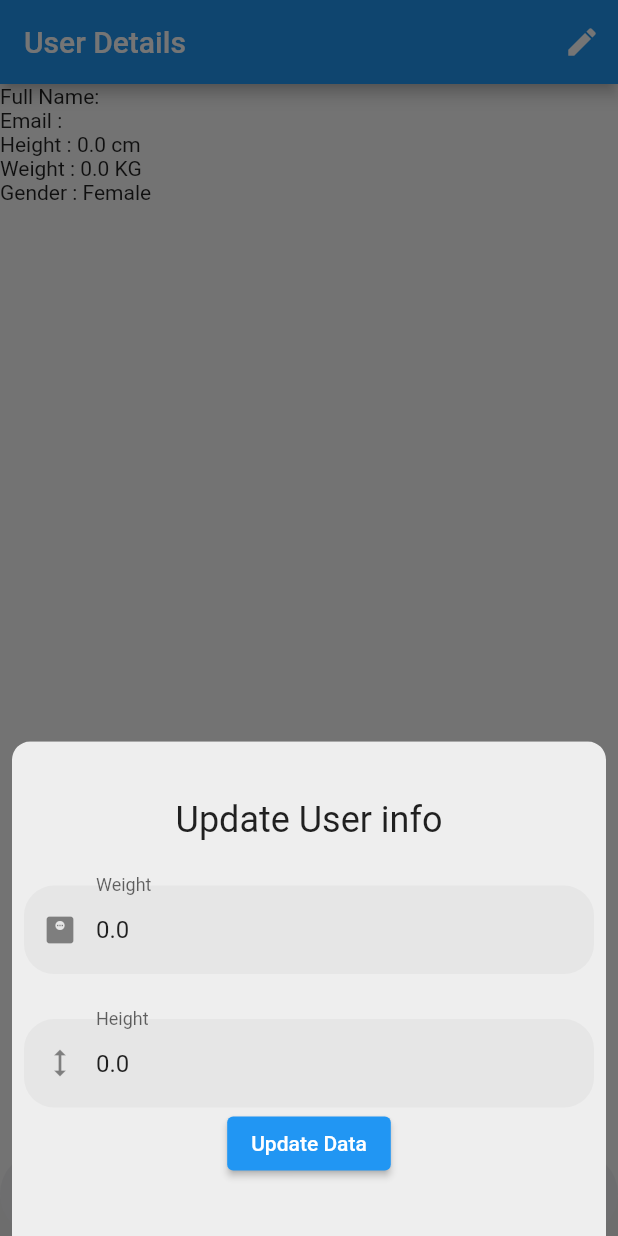
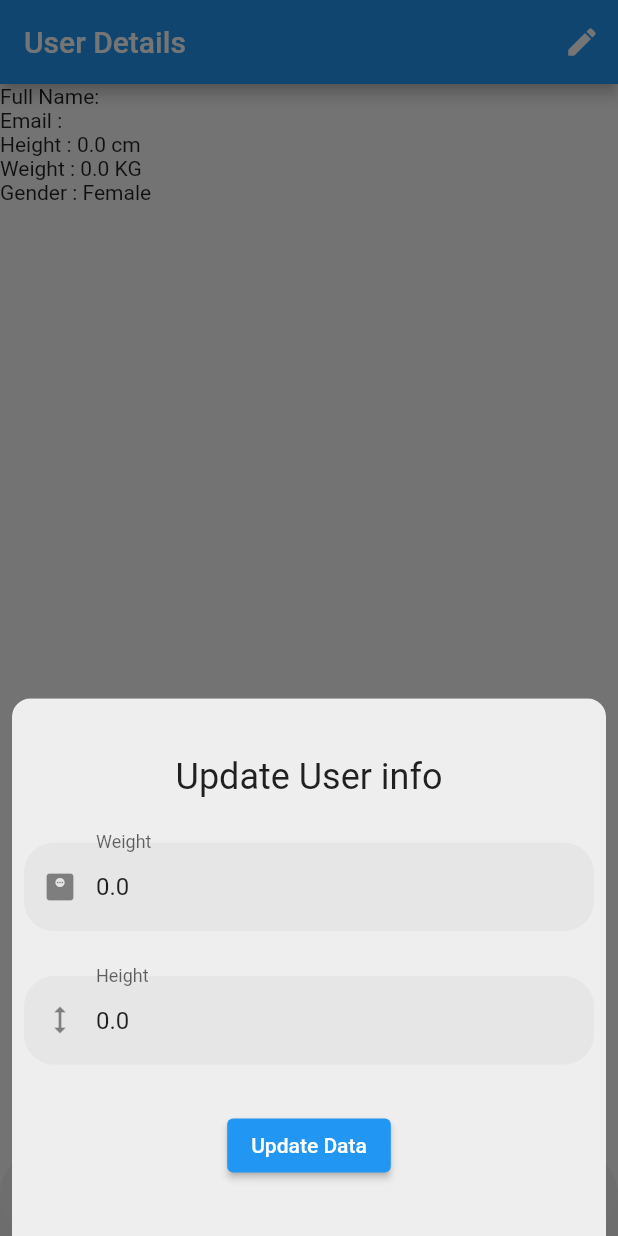
Before and after one commit to SumayaSiddique/Care_4_U_project, a Flutter app: the screen it shows once a user with an empty profile is signed in, item 4 of the bottom bar chosen, after a tap on the "edit" icon, on a phone screen of 412 x 824 dp. Run offline on Flutter 3.47's test engine with Material 2 defaults, Android fonts, the phone set to English and light mode, and no system bars; drawn by our look-alikes of persistent_bottom_nav_bar; our stand-ins replace carousel_slider, cloud_firestore, firebase_auth, firebase_core, flutter_svg, font_awesome_flutter and 8 more; accounts and stored records are empty; network calls fail; Roboto replaces fonts that are missing (SF Pro Rounded); project files that could hold a hidden picture were left out.

Commit message:
user details updating on firestore

```diff
--- a/care_4_u_project/lib/Screens/UserDetails/UserDetails.dart
+++ b/care_4_u_project/lib/Screens/UserDetails/UserDetails.dart
@@ -10,9 +10,14 @@ import 'package:get/get.dart';
 class UserDetails extends StatelessWidget {
   final CollectionReference users =
       FirebaseFirestore.instance.collection('users');
-  double height = 0;
 
   late Usermodel usermodel;
+
+  final Stream<DocumentSnapshot<Map<String, dynamic>>> _userDocument =
+      FirebaseFirestore.instance
+          .collection('users')
+          .doc(FirebaseAuth.instance.currentUser!.uid)
+          .snapshots();
 
   @override
   Widget build(BuildContext context) {
@@ -39,8 +44,9 @@ class UserDetails extends StatelessWidget {
       body: SingleChildScrollView(
         child: Column(
           children: [
-            FutureBuilder<DocumentSnapshot>(
-              future: users.doc(FirebaseAuth.instance.currentUser!.uid).get(),
+            StreamBuilder<DocumentSnapshot>(
+              // stream: _userDocument,
+              stream: _userDocument,
               builder: (BuildContext context,
                   AsyncSnapshot<DocumentSnapshot> snapshot) {
                 if (snapshot.hasError) {
@@ -51,20 +57,20 @@ class UserDetails extends StatelessWidget {
                   return Text("Document does not exist");
                 }
 
-                if (snapshot.connectionState == ConnectionState.done) {
-                  Map<String, dynamic> data =
-                      snapshot.data!.data() as Map<String, dynamic>;
+                if (snapshot.connectionState == ConnectionState.active) {
                   Usermodel usermodel = Usermodel(
-                    fullName: data['name'],
-                    email: data['email'],
+                    fullName: snapshot.data!.get('name'),
+                    email: snapshot.data!.get('email'),
                     password: "",
-                    height: data['height'] / 1.0,
-                    weight: data['weight'] / 1.0,
-                    isMale: data['isMale'],
+                    height: snapshot.data!.get('height') / 1.0,
+                    weight: snapshot.data!.get('weight') / 1.0,
+                    isMale: snapshot.data!.get('isMale'),
                   );
                   this.usermodel = usermodel;
                   return BuildUserInfo(usermodel: usermodel);
                 }
+
+                // print(snapshot.data!.get('name'));
 
                 return Text("loading");
               },
@@ -87,8 +93,16 @@ class UserEditableBottomSheet extends StatefulWidget {
 }
 
 class _UserEditableBottomSheetState extends State<UserEditableBottomSheet> {
-  double height = 0.0;
-  double weight = 0.0;
+  late double height;
+  late double weight;
+
+  @override
+  void initState() {
+    super.initState();
+    height = widget.usermodel.height;
+    weight = widget.usermodel.weight;
+  }
+
   @override
   Widget build(BuildContext context) {
     return Padding(
@@ -108,7 +122,7 @@ class _UserEditableBottomSheetState extends State<UserEditableBottomSheet> {
             topRight: Radius.circular(12),
           ),
         ),
-        height: Get.height / 2.5,
+        height: Get.height / 2.3,
         // color: Colors.greenAccent,
         child: Padding(
           padding: const EdgeInsets.all(8.0),
@@ -213,9 +227,12 @@ class _UserEditableBottomSheetState extends State<UserEditableBottomSheet> {
                 //   // FilteringTextInputFormatter.allow(".")
                 // ],
               ),
+              SizedBox(height: 30),
               ElevatedButton(
                 onPressed: () async {
                   await UserDataUpdate.updateUserData(height, weight);
+
+                  Get.back();
                   Get.snackbar(
                     "Care 4 U",
                     "Data Updated",
@@ -226,6 +243,7 @@ class _UserEditableBottomSheetState extends State<UserEditableBottomSheet> {
                 },
                 child: Text("Update Data"),
               ),
+              SizedBox(height: 30),
             ],
           ),
         ),
--- a/care_4_u_project/lib/Services/FirestoreManager/User/UserDataUpdate.dart
+++ b/care_4_u_project/lib/Services/FirestoreManager/User/UserDataUpdate.dart
@@ -5,7 +5,9 @@ class UserDataUpdate {
   static updateUserData(double height, double weight) async {
     CollectionReference collectionReference =
         FirebaseFirestore.instance.collection('users');
-    await collectionReference.doc(FirebaseAuth.instance.currentUser!.uid).set(
+    await collectionReference
+        .doc(FirebaseAuth.instance.currentUser!.uid)
+        .update(
       {
         'weight': weight,
         'height': height,
```
